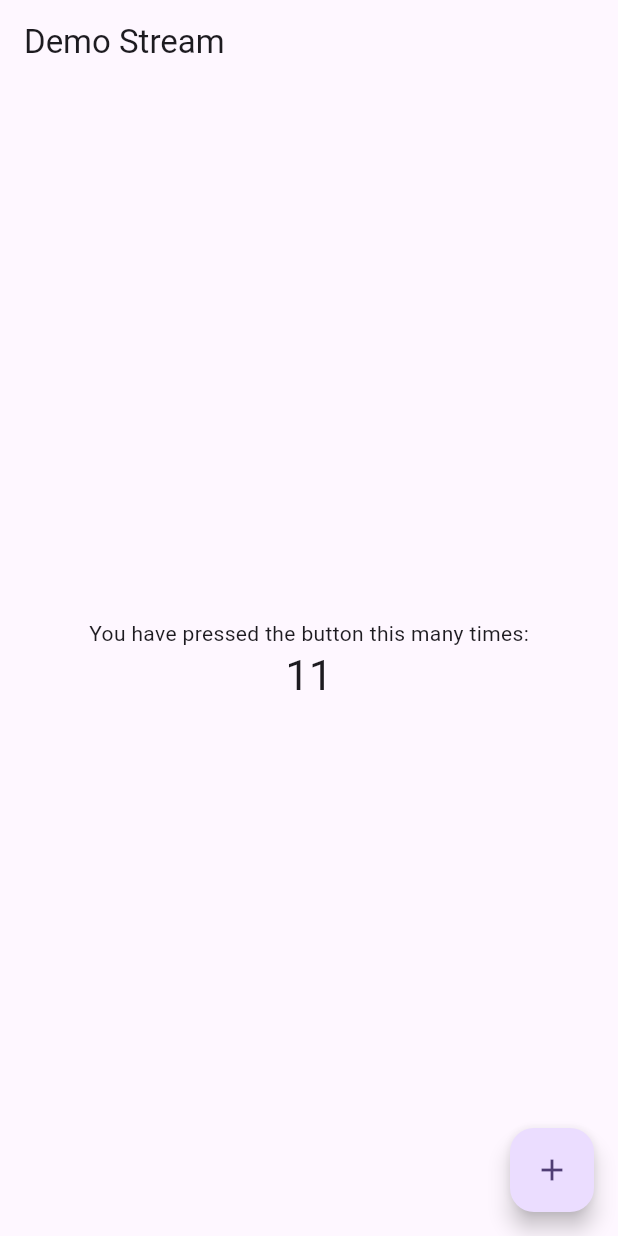
After one commit to manhduydl/thirty_days_beginer_ui_basics, a Flutter app: the screen it shows after launch, after a tap on the "add" icon, on a phone screen of 412 x 824 dp. The commit adds this screen. Run offline on Flutter 3.47's test engine with Material 3 defaults, Android fonts, the phone set to English and light mode, and no system bars; network calls fail.

Commit message:
Demo stream + streamTransform

```diff
--- /dev/null
+++ b/lib/demo_stream.dart
@@ -0,0 +1,76 @@
+import 'dart:async';
+
+import 'package:flutter/material.dart';
+
+class MyStream {
+  int _counter = 0;
+  final StreamController<int> _controller = StreamController<int>.broadcast();
+  Stream<String> get counterStream =>
+      _controller.stream.transform(counterTransform);
+
+  final counterTransform = StreamTransformer<int, String>.fromHandlers(
+    handleData: (data, sink) {
+      data += 10;
+      sink.add('$data');
+    },
+  );
+
+  void increment() {
+    _counter++;
+    _controller.sink.add(_counter);
+  }
+
+  void dispose() {
+    _controller.close();
+  }
+}
+
+class DemoStream extends StatefulWidget {
+  const DemoStream({super.key});
+
+  @override
+  State<DemoStream> createState() => _DemoStreamState();
+}
+
+class _DemoStreamState extends State<DemoStream> {
+  final MyStream myStream = MyStream();
+  @override
+  Widget build(BuildContext context) {
+    myStream.counterStream.listen(
+      (event) {
+        // debugPrint('Counter value: $event');
+      },
+    );
+    return Scaffold(
+      appBar: AppBar(
+        title: const Text('Demo Stream'),
+      ),
+      body: Center(
+        child: Column(
+          mainAxisAlignment: MainAxisAlignment.center,
+          children: [
+            Text('You have pressed the button this many times:'),
+            StreamBuilder(
+              stream: myStream.counterStream,
+              builder: (context, snapshot) {
+                if (snapshot.hasData) {
+                  return Text(snapshot.data ?? 'Null',
+                      style: Theme.of(context).textTheme.headlineMedium);
+                }
+                return Text(
+                  '0',
+                  style: Theme.of(context).textTheme.headlineMedium,
+                );
+              },
+            )
+          ],
+        ),
+      ),
+      floatingActionButton: FloatingActionButton(
+        onPressed: () => myStream.increment(),
+        tooltip: 'Increment',
+        child: const Icon(Icons.add),
+      ),
+    );
+  }
+}
--- a/lib/main.dart
+++ b/lib/main.dart
@@ -1,5 +1,5 @@
 import 'package:flutter/material.dart';
-import 'package:thirty_days_beginer_ui_basics/demo_list.dart';
+import 'package:thirty_days_beginer_ui_basics/demo_stream.dart';
 
 void main() {
   runApp(const MyApp());
@@ -16,7 +16,7 @@ class MyApp extends StatelessWidget {
       theme: ThemeData(
         colorScheme: ColorScheme.fromSeed(seedColor: Colors.deepPurple),
       ),
-      home: DemoListView1(),
+      home: DemoStream(),
     );
   }
 }
```
